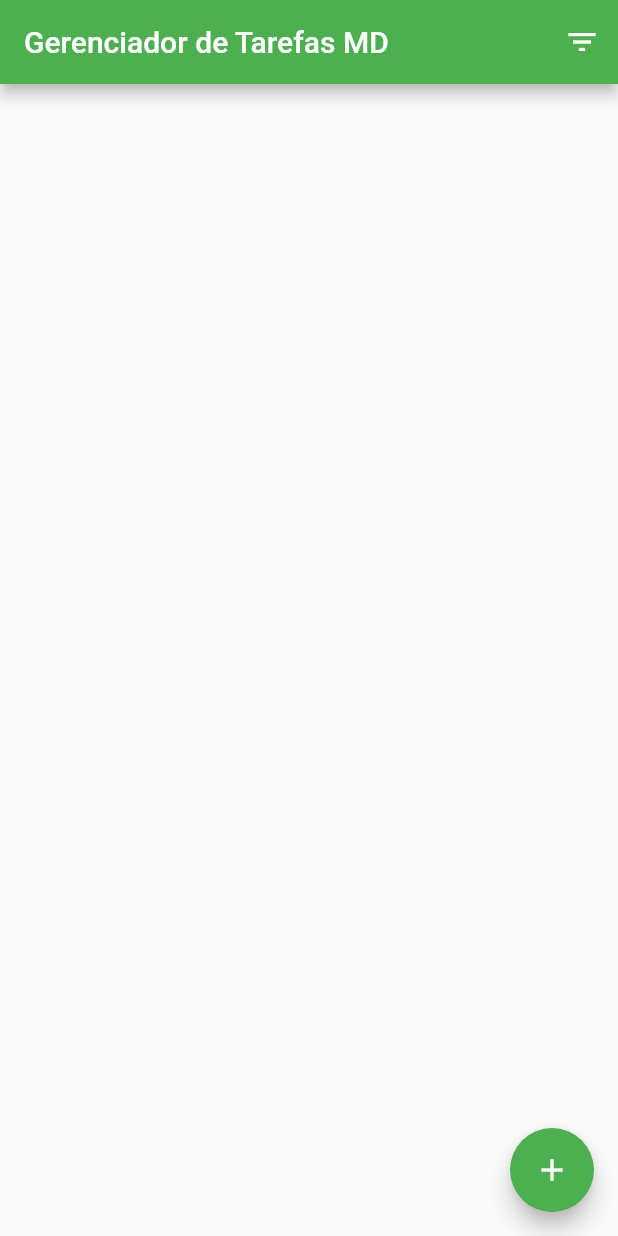
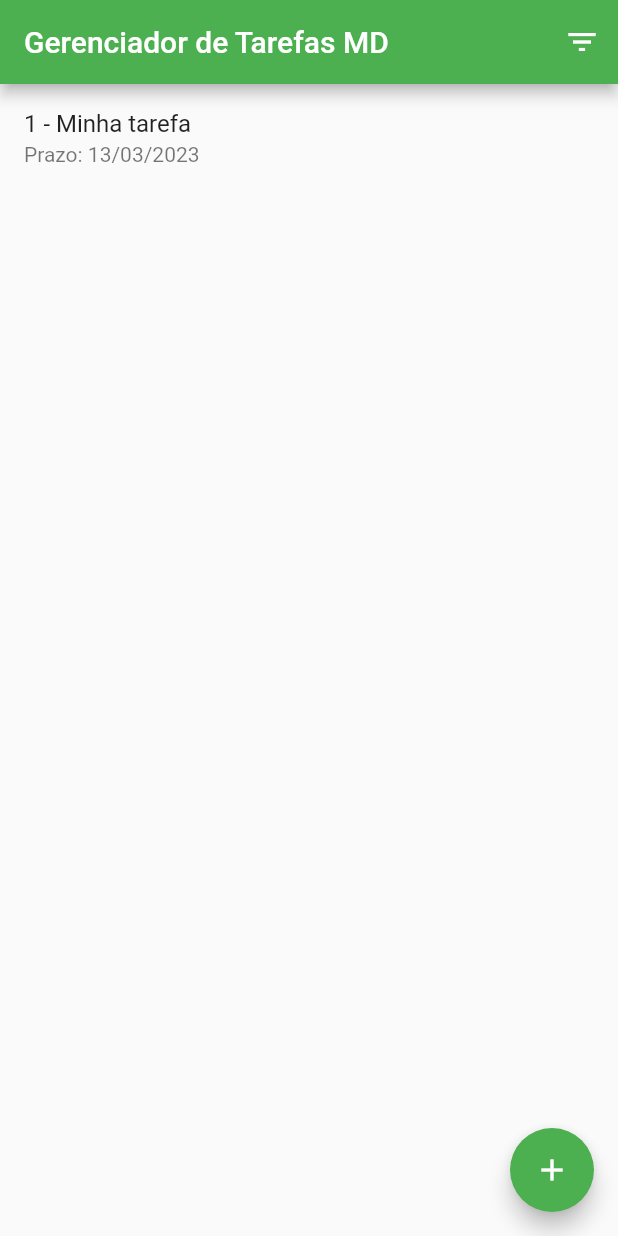
Before and after one commit to svcto/mob_md_tarefas, a Flutter app: the screen it shows after launch, on a phone screen of 412 x 824 dp. Run offline on Flutter 3.47's test engine with Material 2 defaults, Android fonts, the phone set to English and light mode, and no system bars.

Commit message:
aula 07/03

```diff
--- a/lib/pages/lista_tarefas_page.dart
+++ b/lib/pages/lista_tarefas_page.dart
@@ -1,5 +1,6 @@
 import 'package:flutter/cupertino.dart';
 import 'package:flutter/material.dart';
+import 'package:md_tarefas/model/tarefa.dart';
 
 class ListaTarefaPage extends StatefulWidget {
   @override
@@ -7,11 +8,18 @@ class ListaTarefaPage extends StatefulWidget {
 }
 
 class _ListaTarefasPageState extends State<ListaTarefaPage> {
+  final tarefas = <Tarefa>[
+    Tarefa(
+        id: 1,
+        descricao: "Minha tarefa",
+        prazo: DateTime.now().add(Duration(days: 5)))
+  ];
+
   @override
   Widget build(BuildContext context) {
     return Scaffold(
       appBar: _criarAppBar(),
-      body: null,
+      body: _criarBody(),
       floatingActionButton: FloatingActionButton(
         onPressed: () {},
         tooltip: "Nova tarefa",
@@ -28,4 +36,23 @@ class _ListaTarefasPageState extends State<ListaTarefaPage> {
       ],
     );
   }
+
+  Widget _criarBody() {
+    if (tarefas.isEmpty) {
+      return const Center(
+        child: Text("Nenhuma tarefa",
+          style: TextStyle(fontSize: 20, fontWeight: FontWeight.bold)),
+      );
+    }
+    return ListView.separated(
+        itemBuilder: (BuildContext context, int index) {
+          final tarefa = tarefas[index];
+          return ListTile(
+            title: Text('${tarefa.id} - ${tarefa.descricao}'),
+            subtitle: Text('Prazo: ${tarefa.prazoFormatado}'),
+          );
+        },
+        separatorBuilder: (BuildContext context, int index) => Divider(),
+        itemCount: tarefas.length);
+  }
 }
```
Also changed, not shown: lib/pages/conteudo_form_dialog.dart (added, +63 -0 lines).
